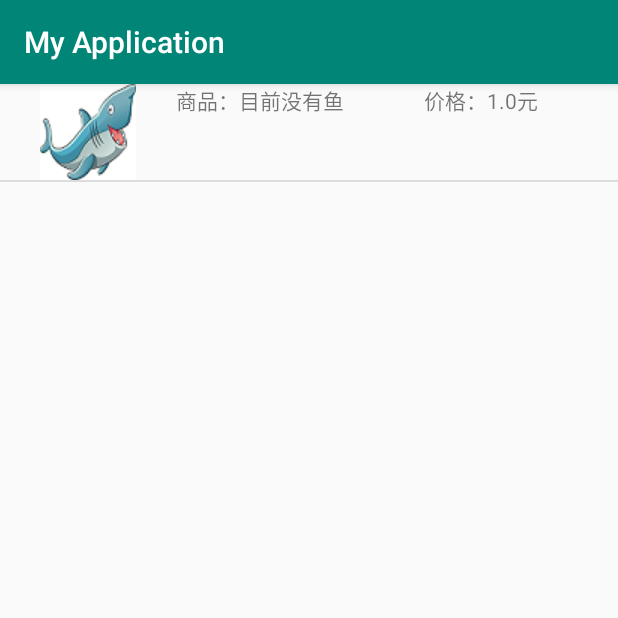
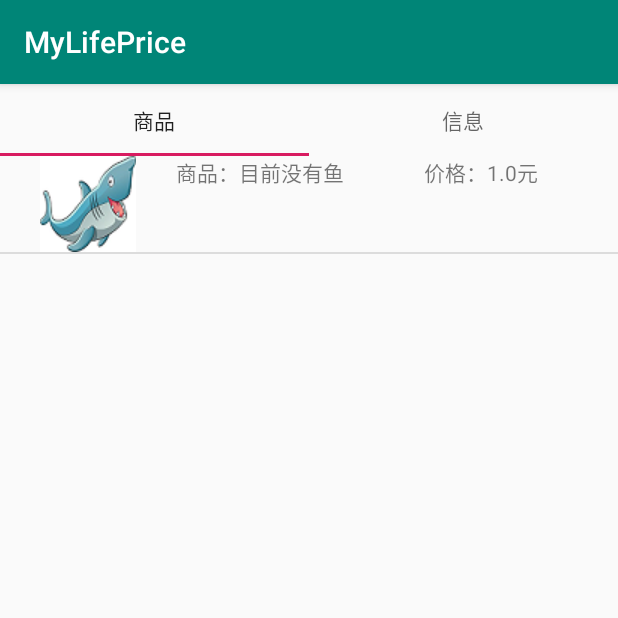
Before and after one commit to becauseoflife/MyLifeprice, an Android app: the LifePriceMainActivity screen opened directly, with no data from a screen before it, on a phone screen of 412 x 824 dp, the top half of it. Run offline under Robolectric (Android 15) with nearby library versions, the phone set to English and light mode, and no system bars.

Commit message:
ViewPager+Fragment+TabLayOut
布局文件中使用TabLayout和ViewPager

新建GoodFrementPagerAdapter继承FragmentPagerAdapter

使ViewPager和TabLayout相关联
TabLayout tabLayout = (TabLayout) findViewById(R.id.tablayout);
ViewPager viewPager = (ViewPager) findViewById(R.id.view_pager);
// 将适配器设置进ViewPager
 viewPager.setAdapter(myPageAdapter);
// 将ViewPager与TabLayout相关联
 tabLayout.setupWithViewPager(viewPager);

 （数据保存加载功能失效）

```diff
--- a/app/build.gradle
+++ b/app/build.gradle
@@ -23,7 +23,12 @@ dependencies {
     implementation fileTree(dir: 'libs', include: ['*.jar'])
     implementation 'androidx.appcompat:appcompat:1.1.0'
     implementation 'androidx.constraintlayout:constraintlayout:1.1.3'
+    implementation 'androidx.legacy:legacy-support-v4:1.0.0'
     testImplementation 'junit:junit:4.12'
     androidTestImplementation 'androidx.test.ext:junit:1.1.1'
     androidTestImplementation 'androidx.test.espresso:espresso-core:3.2.0'
+
+    implementation 'com.android.support:support-v4:28.0.0'
+    implementation 'com.android.support:design:28.0.0'
+    implementation 'com.android.support:appcompat-v7:28.0.0'
 }
--- a/app/src/main/AndroidManifest.xml
+++ b/app/src/main/AndroidManifest.xml
@@ -8,7 +8,8 @@
         android:label="@string/app_name"
         android:roundIcon="@mipmap/ic_launcher_round"
         android:supportsRtl="true"
-        android:theme="@style/AppTheme">
+        android:theme="@style/AppTheme.Base"
+        >
         <activity android:name=".LifePriceMainActivity">
             <intent-filter>
                 <action android:name="android.intent.action.MAIN" />
--- /dev/null
+++ b/app/src/main/java/com/example/myapplication/GoodListFragment.java
@@ -0,0 +1,39 @@
+package com.example.myapplication;
+
+
+import android.os.Bundle;
+
+import androidx.fragment.app.Fragment;
+
+import android.view.LayoutInflater;
+import android.view.View;
+import android.view.ViewGroup;
+import android.widget.ListView;
+
+
+/**
+ * A simple {@link Fragment} subclass.
+ */
+public class GoodListFragment extends Fragment {
+
+    LifePriceMainActivity.GoodsArrayAdapter goodsArrayAdapter;
+
+    public GoodListFragment(LifePriceMainActivity.GoodsArrayAdapter goodsArrayAdapter) {
+        // Required empty public constructor
+        this.goodsArrayAdapter = goodsArrayAdapter;
+    }
+
+
+    @Override
+    public View onCreateView(LayoutInflater inflater, ViewGroup container,
+                             Bundle savedInstanceState) {
+        View view = inflater.inflate(R.layout.fragment_good_list, container, false);
+        ListView listViewSuper = view.findViewById(R.id.list_view_goods);
+        listViewSuper.setAdapter(goodsArrayAdapter);
+
+        this.registerForContextMenu(listViewSuper);
+        // Inflate the layout for this fragment
+        return view;
+    }
+
+}
--- a/app/src/main/java/com/example/myapplication/LifePriceMainActivity.java
+++ b/app/src/main/java/com/example/myapplication/LifePriceMainActivity.java
@@ -4,6 +4,8 @@ import androidx.annotation.LayoutRes;
 import androidx.annotation.NonNull;
 import androidx.annotation.Nullable;
 import androidx.appcompat.app.AppCompatActivity;
+import androidx.fragment.app.Fragment;
+import androidx.viewpager.widget.ViewPager;
 
 import android.content.Context;
 import android.content.DialogInterface;
@@ -22,7 +24,9 @@ import android.widget.TextView;
 import android.widget.Toast;
 
 import com.example.myapplication.data.FileDataSource;
+import com.example.myapplication.data.GoodFragmentPagerAdapter;
 import com.example.myapplication.data.model.Good;
+import com.google.android.material.tabs.TabLayout;
 
 import java.util.ArrayList;
 import java.util.List;
@@ -47,16 +51,38 @@ public class LifePriceMainActivity extends AppCompatActivity {
 
         InitData();
 
-        listViewSuper= (ListView) this.findViewById(R.id.list_view_goods);
+/*        listViewSuper= (ListView) this.findViewById(R.id.list_view_goods);
         theAdaper=new GoodsArrayAdapter(this,R.layout.list_item_good,theGoods);
         listViewSuper.setAdapter(theAdaper);
 
-        this.registerForContextMenu(listViewSuper);
+        this.registerForContextMenu(listViewSuper);*/
+
+        theAdaper=new GoodsArrayAdapter(this,R.layout.list_item_good,theGoods);
+
+        GoodFragmentPagerAdapter myPageAdapter = new GoodFragmentPagerAdapter(getSupportFragmentManager());
+
+        ArrayList<Fragment> datas = new ArrayList<>();
+        datas.add(new GoodListFragment(theAdaper));
+        datas.add(new WebFragment());
+        myPageAdapter.setData(datas);
+
+        ArrayList<String> titles = new ArrayList<>();
+        titles.add("商品");
+        titles.add("信息");
+/*        titles.add("C");*/
+        myPageAdapter.setTitles(titles);
+
+        TabLayout tabLayout = findViewById(R.id.tablayout);
+        ViewPager viewPager = findViewById(R.id.view_pager);
+        // 将适配器设置进ViewPager
+        viewPager.setAdapter(myPageAdapter);
+        // 将ViewPager与TabLayout相关联
+        tabLayout.setupWithViewPager(viewPager);
     }
 
     @Override
     public void onCreateContextMenu(ContextMenu menu, View v, ContextMenu.ContextMenuInfo menuInfo) {
-        if(v==listViewSuper) {
+        if(v==this.findViewById(R.id.list_view_goods)) {
             int itemPosition=((AdapterView.AdapterContextMenuInfo)menuInfo).position;
             menu.setHeaderTitle(theGoods.get(itemPosition).getName());
             menu.add(0, CONTEXT_MENU_ITEM_NEW, 0, "新建");
--- /dev/null
+++ b/app/src/main/java/com/example/myapplication/WebFragment.java
@@ -0,0 +1,31 @@
+package com.example.myapplication;
+
+
+import android.os.Bundle;
+
+import androidx.fragment.app.Fragment;
+
+import android.view.LayoutInflater;
+import android.view.View;
+import android.view.ViewGroup;
+
+
+/**
+ * A simple {@link Fragment} subclass.
+ */
+public class WebFragment extends Fragment {
+
+
+    public WebFragment() {
+        // Required empty public constructor
+    }
+
+
+    @Override
+    public View onCreateView(LayoutInflater inflater, ViewGroup container,
+                             Bundle savedInstanceState) {
+        // Inflate the layout for this fragment
+        return inflater.inflate(R.layout.fragment_web, container, false);
+    }
+
+}
--- /dev/null
+++ b/app/src/main/java/com/example/myapplication/data/GoodFragmentPagerAdapter.java
@@ -0,0 +1,40 @@
+package com.example.myapplication.data;
+
+import androidx.annotation.NonNull;
+import androidx.fragment.app.Fragment;
+import androidx.fragment.app.FragmentManager;
+import androidx.fragment.app.FragmentPagerAdapter;
+
+import java.util.ArrayList;
+
+public class GoodFragmentPagerAdapter extends FragmentPagerAdapter {
+    private ArrayList<Fragment> datas;
+    private ArrayList<String> titles;
+
+    public GoodFragmentPagerAdapter(FragmentManager fm) {
+        super(fm);
+    }
+
+    public void setData(ArrayList<Fragment> datas) {
+        this.datas = datas;
+    }
+
+    public void setTitles(ArrayList<String> titles) {
+        this.titles = titles;
+    }
+
+    @Override
+    public Fragment getItem(int position) {
+        return datas == null ? null : datas.get(position);
+    }
+
+    @Override
+    public int getCount() {
+        return datas == null ? 0 : datas.size();
+    }
+
+    @Override
+    public CharSequence getPageTitle(int position) {
+        return titles == null ? null : titles.get(position);
+    }
+}
--- a/app/src/main/res/layout/activity_life_price_main.xml
+++ b/app/src/main/res/layout/activity_life_price_main.xml
@@ -1,16 +1,30 @@
 <?xml version="1.0" encoding="utf-8"?>
-<androidx.constraintlayout.widget.ConstraintLayout xmlns:android="http://schemas.android.com/apk/res/android"
+<LinearLayout xmlns:android="http://schemas.android.com/apk/res/android"
+    xmlns:app="http://schemas.android.com/apk/res-auto"
     xmlns:tools="http://schemas.android.com/tools"
     android:layout_width="match_parent"
     android:layout_height="match_parent"
+    android:orientation="vertical"
     >
 
-    <ListView
+<!--    <ListView
         android:id="@+id/list_view_goods"
         android:layout_width="match_parent"
         android:layout_height="match_parent"
         tools:ignore="MissingConstraints"
         tools:layout_editor_absoluteX="8dp"
         tools:layout_editor_absoluteY="8dp" />
+-->
 
-</androidx.constraintlayout.widget.ConstraintLayout>
+    <com.google.android.material.tabs.TabLayout
+        android:id="@+id/tablayout"
+        android:layout_width="match_parent"
+        android:layout_height="wrap_content"
+        tools:ignore="MissingConstraints" />
+
+    <androidx.viewpager.widget.ViewPager
+        android:id="@+id/view_pager"
+        android:layout_width="match_parent"
+        android:layout_height="wrap_content"
+        tools:ignore="MissingConstraints" />
+</LinearLayout>
--- /dev/null
+++ b/app/src/main/res/layout/fragment_good_list.xml
@@ -0,0 +1,14 @@
+<?xml version="1.0" encoding="utf-8"?>
+<FrameLayout xmlns:android="http://schemas.android.com/apk/res/android"
+    xmlns:tools="http://schemas.android.com/tools"
+    android:layout_width="match_parent"
+    android:layout_height="match_parent"
+    tools:context=".GoodListFragment">
+
+    <!-- TODO: Update blank fragment layout -->
+    <ListView
+        android:id="@+id/list_view_goods"
+        android:layout_width="match_parent"
+        android:layout_height="match_parent" />
+
+</FrameLayout>
--- /dev/null
+++ b/app/src/main/res/layout/fragment_web.xml
@@ -0,0 +1,14 @@
+<?xml version="1.0" encoding="utf-8"?>
+<FrameLayout xmlns:android="http://schemas.android.com/apk/res/android"
+    xmlns:tools="http://schemas.android.com/tools"
+    android:layout_width="match_parent"
+    android:layout_height="match_parent"
+    tools:context=".WebFragment">
+
+    <!-- TODO: Update blank fragment layout -->
+    <TextView
+        android:layout_width="match_parent"
+        android:layout_height="match_parent"
+        android:text="@string/hello_blank_fragment" />
+
+</FrameLayout>
--- a/app/src/main/res/values/strings.xml
+++ b/app/src/main/res/values/strings.xml
@@ -1,3 +1,6 @@
 <resources>
-    <string name="app_name">My Application</string>
+    <string name="app_name">MyLifePrice</string>
+
+    <!-- TODO: Remove or change this placeholder text -->
+    <string name="hello_blank_fragment">Hello blank fragment</string>
 </resources>
--- a/app/src/main/res/values/styles.xml
+++ b/app/src/main/res/values/styles.xml
@@ -1,11 +1,9 @@
 <resources>
-
     <!-- Base application theme. -->
-    <style name="AppTheme" parent="Theme.AppCompat.Light.DarkActionBar">
+    <style name="AppTheme.Base" parent="Theme.AppCompat.Light.DarkActionBar">
         <!-- Customize your theme here. -->
         <item name="colorPrimary">@color/colorPrimary</item>
         <item name="colorPrimaryDark">@color/colorPrimaryDark</item>
         <item name="colorAccent">@color/colorAccent</item>
     </style>
-
 </resources>
```
